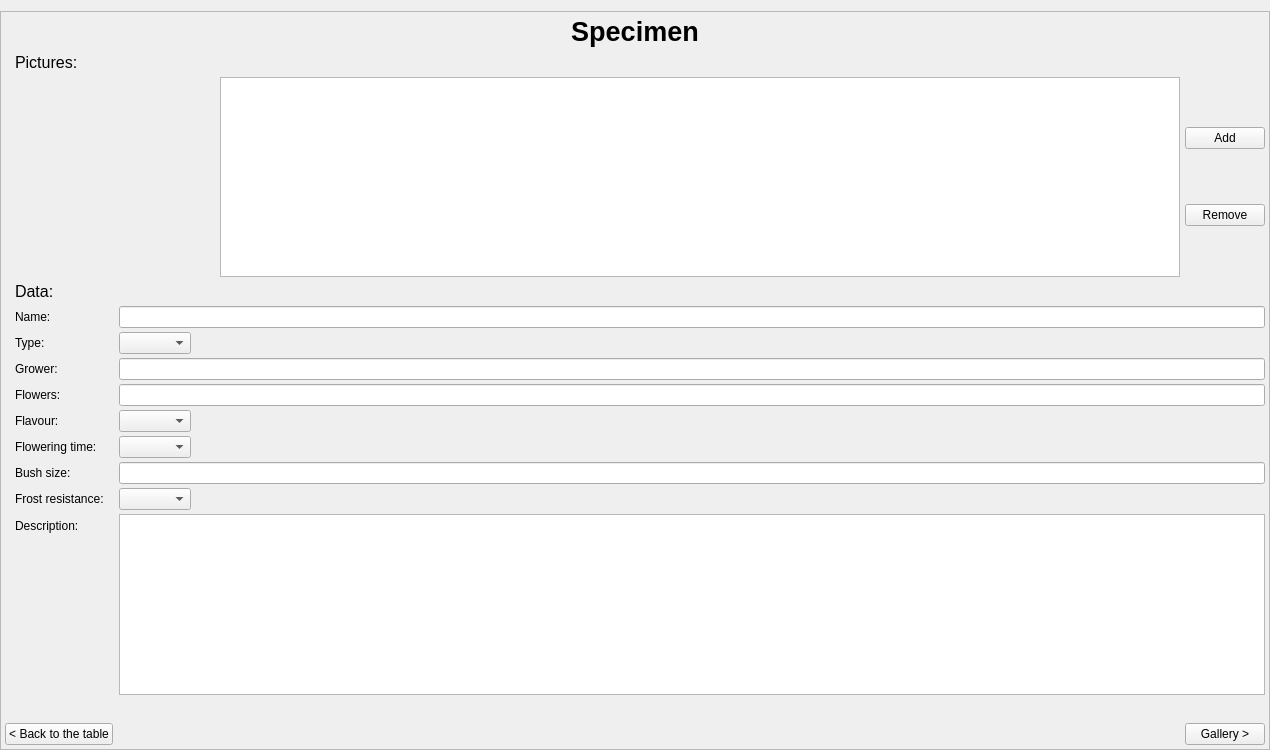
kuba-moo/GardenDB, file editor.ui: the form before one commit.
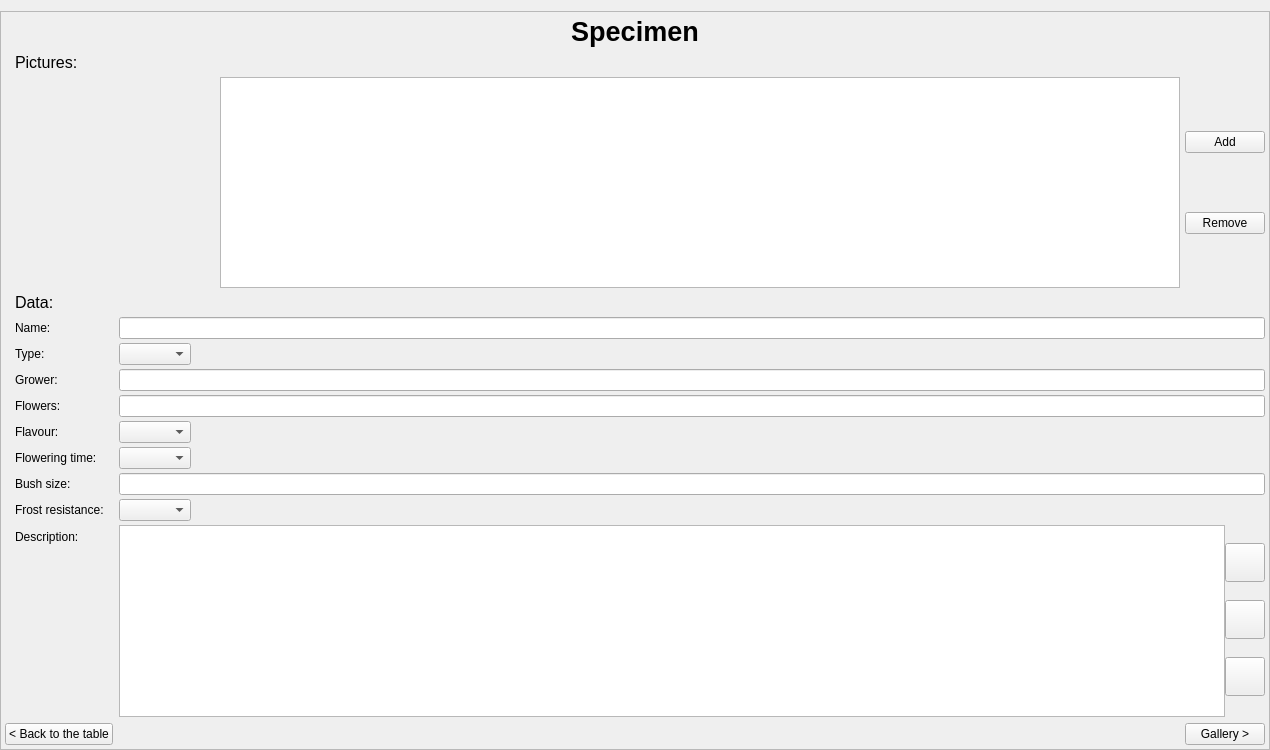
The form after the commit. Icons and pictures are not drawn.

The edit to the form file:
```diff
--- a/editor.ui
+++ b/editor.ui
@@ -299,30 +299,114 @@
           <item row="7" column="1">
            <widget class="QComboBox" name="frost"/>
           </item>
-          <item row="9" column="1">
-           <widget class="QWidget" name="widget" native="true">
-            <layout class="QHBoxLayout" name="horizontalLayout"/>
-           </widget>
-          </item>
-          <item row="8" column="0">
+          <item row="9" column="0">
            <widget class="QLabel" name="label_10">
             <property name="text">
              <string>Description:</string>
             </property>
            </widget>
           </item>
-          <item row="8" column="1">
-           <widget class="QTextBrowser" name="desc">
-            <property name="sizeIncrement">
-             <size>
-              <width>0</width>
-              <height>12</height>
-             </size>
+          <item row="9" column="1">
+           <layout class="QHBoxLayout" name="horizontalLayout">
+            <property name="leftMargin">
+             <number>0</number>
             </property>
-            <property name="readOnly">
-             <bool>false</bool>
+            <property name="topMargin">
+             <number>0</number>
             </property>
-           </widget>
+            <item>
+             <widget class="QTextEdit" name="desc">
+              <property name="sizeIncrement">
+               <size>
+                <width>0</width>
+                <height>12</height>
+               </size>
+              </property>
+              <property name="readOnly">
+               <bool>false</bool>
+              </property>
+             </widget>
+            </item>
+            <item>
+             <layout class="QVBoxLayout" name="verticalLayout_5">
+              <property name="leftMargin">
+               <number>0</number>
+              </property>
+              <property name="topMargin">
+               <number>0</number>
+              </property>
+              <item>
+               <widget class="QToolButton" name="bold">
+                <property name="toolTip">
+                 <string>Bold</string>
+                </property>
+                <property name="text">
+                 <string/>
+                </property>
+                <property name="icon">
+                 <iconset resource="app.qrc">
+                  <normaloff>:/icons/Icons/format-text-bold.png</normaloff>:/icons/Icons/format-text-bold.png</iconset>
+                </property>
+                <property name="iconSize">
+                 <size>
+                  <width>32</width>
+                  <height>32</height>
+                 </size>
+                </property>
+                <property name="checkable">
+                 <bool>true</bool>
+                </property>
+               </widget>
+              </item>
+              <item>
+               <widget class="QToolButton" name="italic">
+                <property name="toolTip">
+                 <string>Italics</string>
+                </property>
+                <property name="text">
+                 <string/>
+                </property>
+                <property name="icon">
+                 <iconset resource="app.qrc">
+                  <normaloff>:/icons/Icons/format-text-italic.png</normaloff>:/icons/Icons/format-text-italic.png</iconset>
+                </property>
+                <property name="iconSize">
+                 <size>
+                  <width>32</width>
+                  <height>32</height>
+                 </size>
+                </property>
+                <property name="shortcut">
+                 <string>Ctrl+I</string>
+                </property>
+                <property name="checkable">
+                 <bool>true</bool>
+                </property>
+               </widget>
+              </item>
+              <item>
+               <widget class="QToolButton" name="color">
+                <property name="toolTip">
+                 <string>Color</string>
+                </property>
+                <property name="text">
+                 <string/>
+                </property>
+                <property name="icon">
+                 <iconset resource="app.qrc">
+                  <normaloff>:/icons/Icons/fill-color.png</normaloff>:/icons/Icons/fill-color.png</iconset>
+                </property>
+                <property name="iconSize">
+                 <size>
+                  <width>32</width>
+                  <height>32</height>
+                 </size>
+                </property>
+               </widget>
+              </item>
+             </layout>
+            </item>
+           </layout>
           </item>
          </layout>
         </item>
```
Left out of the diff: 3 changed lines with no effect on the pictures.
